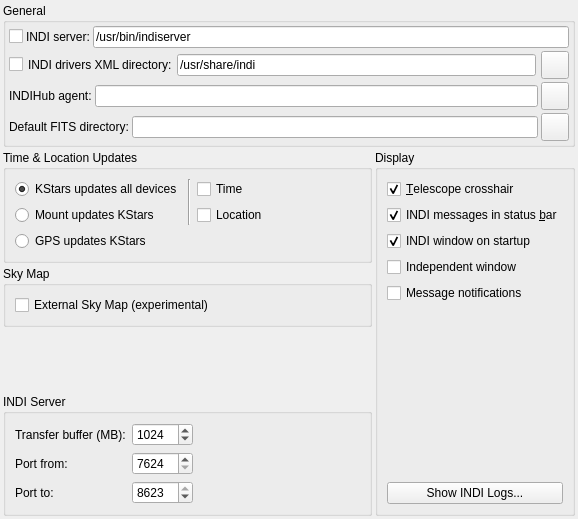
This is kstars/indi/opsindi.ui in KDE/kstars as Qt 5 draws it before an edit. The edited form follows.
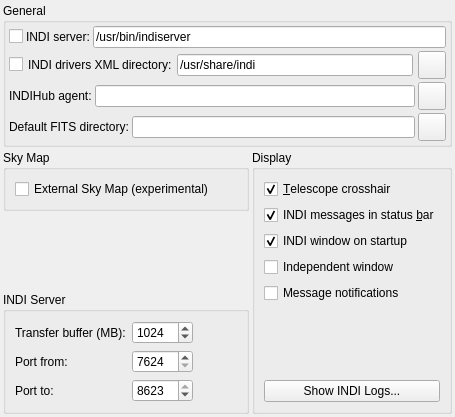
This is the edited form.

Commit message:
Location & time sources
This explicitly defines the master Time & Location sources that is used to sync both KStars + all connected INDI devices. The default time and location source is KStars. When an INDI Mount or GPS is connected, it is also available to act as the master source.

With this change, we remove any ambiguity on what controls the master location and time in Ekos.

The edit to the form file:
```diff
--- a/kstars/indi/opsindi.ui
+++ b/kstars/indi/opsindi.ui
@@ -6,8 +6,8 @@
    <rect>
     <x>0</x>
     <y>0</y>
-    <width>578</width>
-    <height>519</height>
+    <width>455</width>
+    <height>417</height>
    </rect>
   </property>
   <layout class="QVBoxLayout" name="verticalLayout_5">
@@ -234,97 +234,6 @@
     <layout class="QHBoxLayout" name="horizontalLayout">
      <item>
       <layout class="QVBoxLayout" name="verticalLayout_3">
-       <item>
-        <widget class="QGroupBox" name="autoGroup">
-         <property name="toolTip">
-          <string>Select time and location synchronization settings between KStars and INDI Devices</string>
-         </property>
-         <property name="title">
-          <string>Time &amp;&amp; Location Updates</string>
-         </property>
-         <layout class="QVBoxLayout" name="verticalLayout_2">
-          <item>
-           <layout class="QGridLayout" name="gridLayout">
-            <item row="0" column="0">
-             <widget class="QRadioButton" name="kcfg_useKStarsSource">
-              <property name="toolTip">
-               <string>&lt;html&gt;&lt;head/&gt;&lt;body&gt;&lt;p&gt;KStars is the master source for time and location settings. All INDI devices time and locations settings are synchronized to KStars settings.&lt;/p&gt;&lt;/body&gt;&lt;/html&gt;</string>
-              </property>
-              <property name="text">
-               <string>KStars updates all devices</string>
-              </property>
-              <property name="checkable">
-               <bool>true</bool>
-              </property>
-              <property name="checked">
-               <bool>true</bool>
-              </property>
-             </widget>
-            </item>
-            <item row="0" column="1" rowspan="2">
-             <widget class="Line" name="line">
-              <property name="orientation">
-               <enum>Qt::Vertical</enum>
-              </property>
-             </widget>
-            </item>
-            <item row="0" column="2">
-             <widget class="QCheckBox" name="kcfg_useTimeUpdate">
-              <property name="toolTip">
-               <string>Enable time synchronization upon connection between KStars and INDI</string>
-              </property>
-              <property name="whatsThis">
-               <string>Synchronize KStars date and time automatically from the update source.</string>
-              </property>
-              <property name="text">
-               <string>Time</string>
-              </property>
-              <property name="checked">
-               <bool>false</bool>
-              </property>
-             </widget>
-            </item>
-            <item row="1" column="0">
-             <widget class="QRadioButton" name="kcfg_useMountSource">
-              <property name="toolTip">
-               <string>&lt;html&gt;&lt;head/&gt;&lt;body&gt;&lt;p&gt;Mount handset is the master source of time and location settings. KStars time and location settings are synchronized with controller settings.&lt;/p&gt;&lt;/body&gt;&lt;/html&gt;</string>
-              </property>
-              <property name="text">
-               <string>Mount updates KStars</string>
-              </property>
-             </widget>
-            </item>
-            <item row="1" column="2">
-             <widget class="QCheckBox" name="kcfg_useGeographicUpdate">
-              <property name="toolTip">
-               <string>Enable geographic location synchronization upon connection between KStars and INDI</string>
-              </property>
-              <property name="whatsThis">
-               <string>Synchronize KStars location settings from the update source.</string>
-              </property>
-              <property name="text">
-               <string>Location</string>
-              </property>
-              <property name="checked">
-               <bool>false</bool>
-              </property>
-             </widget>
-            </item>
-            <item row="2" column="0">
-             <widget class="QRadioButton" name="kcfg_useGPSSource">
-              <property name="toolTip">
-               <string>&lt;html&gt;&lt;head/&gt;&lt;body&gt;&lt;p&gt;GPS driver is the master source of time and location settings. KStars time and location settings are synchronized with GPS settings.&lt;/p&gt;&lt;/body&gt;&lt;/html&gt;</string>
-              </property>
-              <property name="text">
-               <string>GPS updates KStars</string>
-              </property>
-             </widget>
-            </item>
-           </layout>
-          </item>
-         </layout>
-        </widget>
-       </item>
        <item>
         <widget class="QGroupBox" name="skymapGroup">
          <property name="title">
```
Left out of the diff: 2 changed lines with no effect on the pictures. The commit also changes 8 other files.
